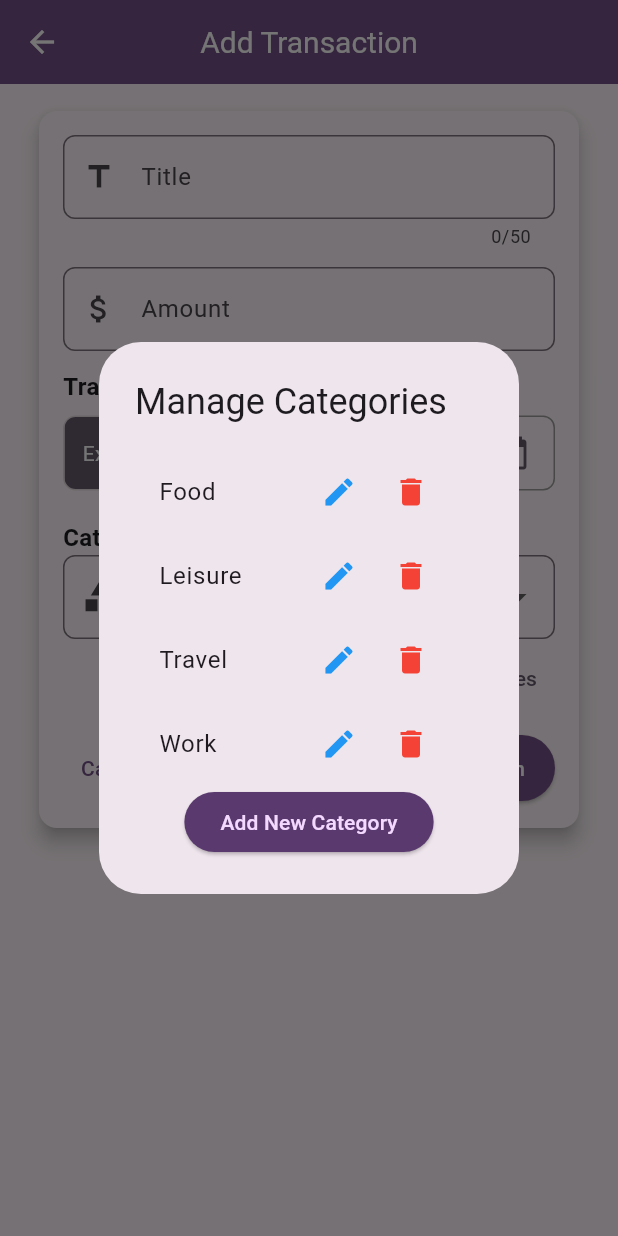
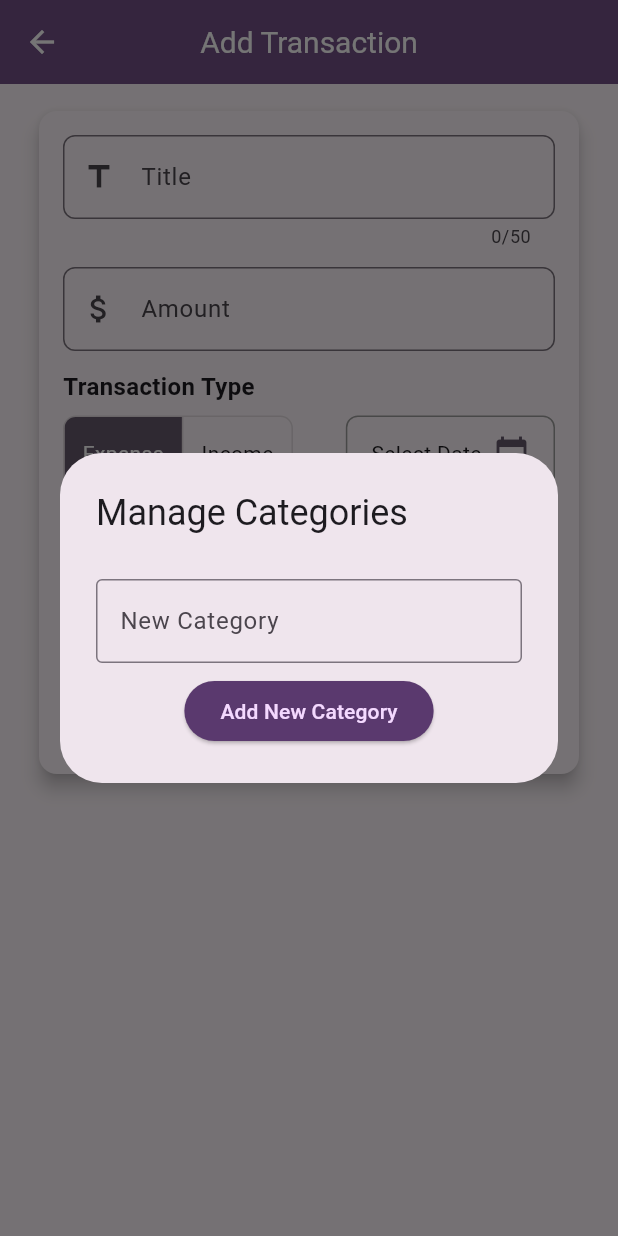
Before and after one commit to shshaheen/MyFinance, a Flutter app: the screen it shows once a user with an empty profile is signed in, item 2 of the bottom bar chosen, after a tap on "Manage Categories", on a phone screen of 412 x 824 dp. Run offline on Flutter 3.47's test engine with Material 3 defaults, Android fonts, the light colour scheme and no system bars; our stand-ins replace cloud_firestore, firebase_auth, firebase_core, fl_chart; accounts and stored records are empty; generated files the repository leaves out were written again.

Commit message:
Resolve Issue of Manage Categories

```diff
--- a/lib/main.dart
+++ b/lib/main.dart
@@ -4,6 +4,9 @@ import 'package:firebase_core/firebase_core.dart';
 import 'firebase_options.dart';
 import 'screens/sign_in_screen.dart';
 import 'screens/home_screen.dart';
+import 'package:provider/provider.dart';
+import 'providers/category_provider.dart';
+
 
 var kColorScheme = ColorScheme.fromSeed(
   seedColor: const Color.fromARGB(255, 159, 29, 234),
@@ -16,7 +19,15 @@ var kDarkColorScheme = ColorScheme.fromSeed(
 void main() async {
   WidgetsFlutterBinding.ensureInitialized();
   await Firebase.initializeApp(options: DefaultFirebaseOptions.currentPlatform);
-  runApp(MyApp());
+
+  runApp(
+    MultiProvider(
+      providers: [
+        ChangeNotifierProvider(create: (context) => CategoryProvider()),
+      ],
+      child:  MyApp(),
+    ),
+  );
 }
 
 class MyApp extends StatelessWidget {
--- a/lib/models/category.dart
+++ b/lib/models/category.dart
@@ -1,23 +1,14 @@
-import 'package:uuid/uuid.dart';
+class Category {
+  final String id;
+  final String name;
 
-const uuid = Uuid();
+  Category({required this.id, required this.name});
 
-class CategoryModel {
-  final String id;
-  String name;
+  factory Category.fromFirestore(Map<String, dynamic> data, String id) {
+    return Category(id: id, name: data['name']);
+  }
 
-  CategoryModel({required this.id, required this.name});
-
-  // Factory constructor to create a new category with a unique ID
-  factory CategoryModel.create(String name) {
-    return CategoryModel(id: uuid.v4(), name: name);
+  Map<String, dynamic> toFirestore() {
+    return {'name': name};
   }
 }
-
-
-List<CategoryModel> defaultCategories = [
-  CategoryModel(id: "1", name: "Food"),
-  CategoryModel(id: "2", name: "Leisure"),
-  CategoryModel(id: "3", name: "Travel"),
-  CategoryModel(id: "4", name: "Work"),
-];
--- a/lib/models/transaction.dart
+++ b/lib/models/transaction.dart
@@ -20,7 +20,7 @@ class Transaction {
   final String title;
   final double amount;
   final DateTime date;
-  final CategoryModel category;
+  final Category category;
   final TransactionType type; // NEW FIELD
 
   String get formattedDate {
--- /dev/null
+++ b/lib/providers/category_provider.dart
@@ -0,0 +1,61 @@
+import 'package:flutter/material.dart';
+import 'package:cloud_firestore/cloud_firestore.dart';
+
+class CategoryProvider with ChangeNotifier {
+  List<String> _categories = [];
+  String? _selectedCategory;
+
+  List<String> get categories => _categories;
+  String? get selectedCategory => _selectedCategory;
+
+  CategoryProvider() {
+    _fetchCategories();
+  }
+
+  void setSelectedCategory(String? category) {
+    _selectedCategory = category;
+    notifyListeners();
+  }
+
+  Future<void> addCategory(String newCategory) async {
+    if (!_categories.contains(newCategory)) {
+      _categories.add(newCategory);
+      _selectedCategory = newCategory;
+      await FirebaseFirestore.instance
+          .collection('categories')
+          .doc(newCategory)
+          .set({'name': newCategory});
+      notifyListeners();
+    }
+  }
+
+  Future<void> editCategory(String oldCategory, String newCategory) async {
+    if (_categories.contains(oldCategory) && !_categories.contains(newCategory)) {
+      await FirebaseFirestore.instance.collection('categories').doc(oldCategory).delete();
+      await FirebaseFirestore.instance.collection('categories').doc(newCategory).set({'name': newCategory});
+      int index = _categories.indexOf(oldCategory);
+      _categories[index] = newCategory;
+      if (_selectedCategory == oldCategory) {
+        _selectedCategory = newCategory;
+      }
+      notifyListeners();
+    }
+  }
+
+  Future<void> removeCategory(String category) async {
+    if (_categories.contains(category)) {
+      await FirebaseFirestore.instance.collection('categories').doc(category).delete();
+      _categories.remove(category);
+      if (_selectedCategory == category) {
+        _selectedCategory = null;
+      }
+      notifyListeners();
+    }
+  }
+
+  Future<void> _fetchCategories() async {
+    final snapshot = await FirebaseFirestore.instance.collection('categories').get();
+    _categories = snapshot.docs.map((doc) => doc['name'].toString()).toList();
+    notifyListeners();
+  }
+}
--- a/lib/screens/add_transaction_screen.dart
+++ b/lib/screens/add_transaction_screen.dart
@@ -1,5 +1,6 @@
 import 'package:flutter/material.dart';
-import 'package:my_finance/screens/records_screen.dart';
+import 'package:my_finance/models/category.dart';
+// import 'package:my_finance/screens/records_screen.dart';
 import '../models/transaction.dart';
 import 'package:intl/intl.dart';
 import 'package:cloud_firestore/cloud_firestore.dart';
@@ -33,133 +34,125 @@ void initState() {
   final _amountController = TextEditingController();
   DateTime? _selectedDate;
   TransactionType _selectedType = TransactionType.expense;
-  List<String> _categories = ['Food', 'Leisure', 'Travel', 'Work'];
+  List<Category> _categories = [];
+
+  // void _fetchCategories() async {
+  //   FirebaseFirestore.instance.collection('categories').snapshots().listen((snapshot) {
+  //     setState(() {
+  //       _categories = snapshot.docs.map((doc) => Category.fromFirestore(doc.data(), doc.id)).toList();
+  //     });
+  //   });
+  // }
+
   String? _selectedCategory;
 
   final formatter = DateFormat.yMMMd();
   void _manageCategories() {
+  TextEditingController categoryController = TextEditingController();
+
   showDialog(
     context: context,
     builder: (ctx) {
       return AlertDialog(
         title: const Text("Manage Categories"),
-          content: Column(
+        content: SizedBox(
+          width: double.maxFinite,
+          child: Column(
             mainAxisSize: MainAxisSize.min,
             children: [
-              ..._categories.map((category) => ListTile(
-                    title: Text(category),
+              // List of categories
+              StreamBuilder<QuerySnapshot>(
+                stream: FirebaseFirestore.instance.collection('categories').snapshots(),
+                builder: (ctx, snapshot) {
+                  if (!snapshot.hasData) {
+                    return const CircularProgressIndicator();
+                  }
+
+                  final categories = snapshot.data!.docs;
+
+                  return ListView.builder(
+                    shrinkWrap: true,
+                    itemCount: categories.length,
+                    itemBuilder: (ctx, index) {
+                      var category = categories[index];
+                      String categoryId = category.id;
+                      String categoryName = category['name'];
+
+                      return ListTile(
+                        title: Text(categoryName),
                         trailing: Row(
                           mainAxisSize: MainAxisSize.min,
                           children: [
+                            // Edit category button
                             IconButton(
                               icon: const Icon(Icons.edit, color: Colors.blue),
-                          onPressed: () => _editCategory(category),
+                              onPressed: () {
+                                categoryController.text = categoryName;
+                                _editCategory(categoryId, categoryController.text);
+                              },
                             ),
+                            // Delete category button
                             IconButton(
                               icon: const Icon(Icons.delete, color: Colors.red),
-                          onPressed: () => _deleteCategory(category),
-                        ),
-                      ],
-                    ),
-                  )),
-              ElevatedButton(
-                onPressed: _addNewCategory,
-                child: const Text("Add New Category"),
+                              onPressed: () => _deleteCategory(categoryId),
                             ),
                           ],
                         ),
                       );
                     },
                   );
-  }
-
-  void _editCategory(String oldCategory) {
-    TextEditingController _editController =
-        TextEditingController(text: oldCategory);
-    showDialog(
-      context: context,
-      builder: (ctx) {
-        return AlertDialog(
-          title: const Text("Edit Category"),
-          content: TextField(
-            controller: _editController,
-            decoration: const InputDecoration(labelText: "Category Name"),
+                },
               ),
-          actions: [
-            TextButton(
-              onPressed: () => Navigator.pop(ctx),
-              child: const Text("Cancel"),
+              const SizedBox(height: 12),
+              // Add new category input
+              TextField(
+                controller: categoryController,
+                decoration: const InputDecoration(
+                  labelText: "New Category",
+                  border: OutlineInputBorder(),
                 ),
+              ),
+              const SizedBox(height: 8),
               ElevatedButton(
                 onPressed: () {
-                final newCategoryName = _editController.text.trim();
-                if (newCategoryName.isNotEmpty &&
-                    !_categories.contains(newCategoryName)) {
-                  setState(() {
-                    int index = _categories.indexOf(oldCategory);
-                    _categories[index] = newCategoryName;
-                    if (_selectedCategory == oldCategory) {
-                      _selectedCategory = newCategoryName;
-                    }
-                  });
-                  Navigator.pop(ctx);
-                }
+                  _addNewCategory(categoryController.text.trim());
+                  categoryController.clear();
                 },
-              child: const Text("Save"),
+                child: const Text("Add New Category"),
               ),
             ],
+          ),
+        ),
       );
     },
   );
 }
 
-  void _deleteCategory(String category) {
-    setState(() {
-      _categories.remove(category);
-      if (_selectedCategory == category) {
-        _selectedCategory = null;
-      }
-    });
-    Navigator.pop(context);
-    _manageCategories();
+
+  void _editCategory(String categoryId, String newName) async {
+    if (newName.trim().isEmpty) return;
+
+    await FirebaseFirestore.instance
+        .collection('categories')
+        .doc(categoryId)
+        .update({'name': newName.trim()});
   }
 
-  void _addNewCategory() {
-    TextEditingController _newCategoryController = TextEditingController();
 
-    showDialog(
-      context: context,
-      builder: (ctx) {
-        return AlertDialog(
-          title: const Text("Add New Category"),
-          content: TextField(
-            controller: _newCategoryController,
-            decoration: const InputDecoration(labelText: "Category Name"),
-          ),
-          actions: [
-            TextButton(
-              onPressed: () => Navigator.pop(ctx),
-              child: const Text("Cancel"),
-            ),
-            ElevatedButton(
-              onPressed: () {
-                final newCategoryName = _newCategoryController.text.trim();
-                if (newCategoryName.isNotEmpty &&
-                    !_categories.contains(newCategoryName)) {
-                  setState(() {
-                    _categories.add(newCategoryName);
-                    _selectedCategory = newCategoryName;
-                  });
-                  Navigator.pop(ctx);
+  void _deleteCategory(String categoryId) async {
+  await FirebaseFirestore.instance
+      .collection('categories')
+      .doc(categoryId)
+      .delete();
   }
-              },
-              child: const Text("Add"),
-            ),
-          ],
-        );
-      },
-    );
+
+
+void _addNewCategory(String category) async {
+  final docRef = FirebaseFirestore.instance.collection('categories').doc();
+  await docRef.set({'name': category});
 }
+
+
 
   void _submitTransaction() async {
   final enteredAmount = double.tryParse(_amountController.text);
@@ -246,7 +239,7 @@ void initState() {
         backgroundColor: theme.colorScheme.primary,
         foregroundColor: theme.colorScheme.onPrimary,
       ),
-      body: SingleChildScrollView(
+      body:  SingleChildScrollView(
             child: Padding(
               padding: EdgeInsets.fromLTRB(10, 10, 10, keyboardSpace + 16),
               child: Card(
@@ -366,14 +359,30 @@ void initState() {
                       const Text("Category",
                           style:
                               TextStyle(fontSize: 16, fontWeight: FontWeight.bold)),
-                  DropdownButtonFormField<String?>(
+                      StreamBuilder<QuerySnapshot>(
+  stream: FirebaseFirestore.instance.collection('categories').snapshots(),
+  builder: (context, snapshot) {
+    if (snapshot.connectionState == ConnectionState.waiting) {
+      return CircularProgressIndicator();
+    }
+
+    if (!snapshot.hasData || snapshot.data!.docs.isEmpty) {
+      return Text("No categories available");
+    }
+
+    // Map Firestore data to a list of category objects
+    List<Category> categories = snapshot.data!.docs.map((doc) {
+      return Category(id: doc.id, name: doc['name']);
+    }).toList();
+
+    return DropdownButtonFormField<String>(
       value: _selectedCategory,
-                    items: _categories
-                        .map((category) => DropdownMenuItem(
-                              value: category,
-                              child: Text(category),
-                            ))
-                        .toList(),
+      items: categories.map((category) {
+        return DropdownMenuItem(
+          value: category.id,
+          child: Text(category.name),
+        );
+      }).toList(),
       onChanged: (value) {
         setState(() {
           _selectedCategory = value;
@@ -385,7 +394,10 @@ void initState() {
           borderRadius: BorderRadius.circular(8),
         ),
       ),
+    );
+  },
 ),
+
                       const SizedBox(height: 2),
                       Align(
                         alignment: Alignment.centerRight,
```
Lines whose indentation alone changed are shown as unchanged.
